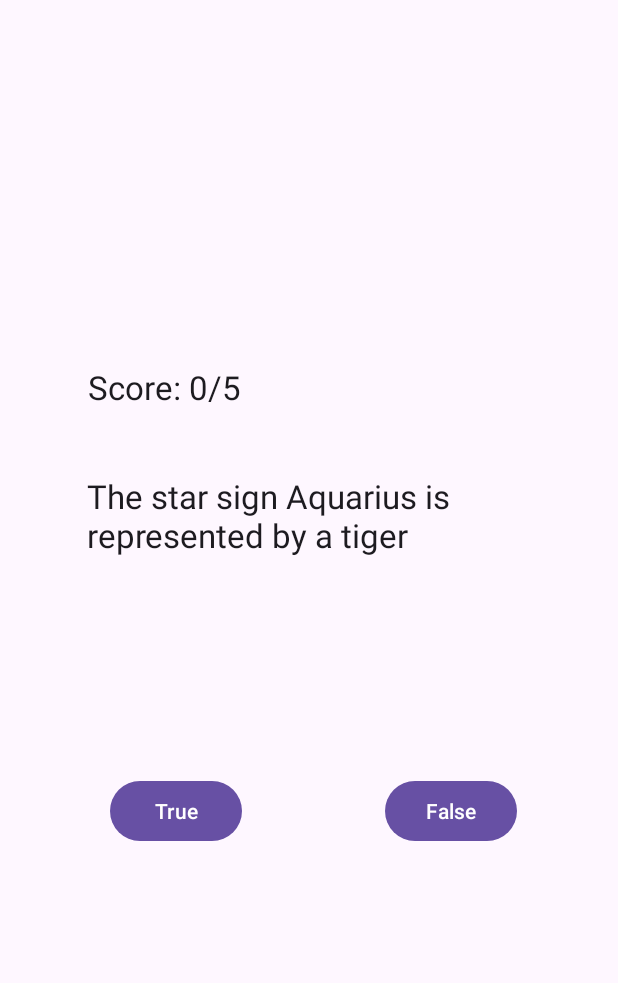
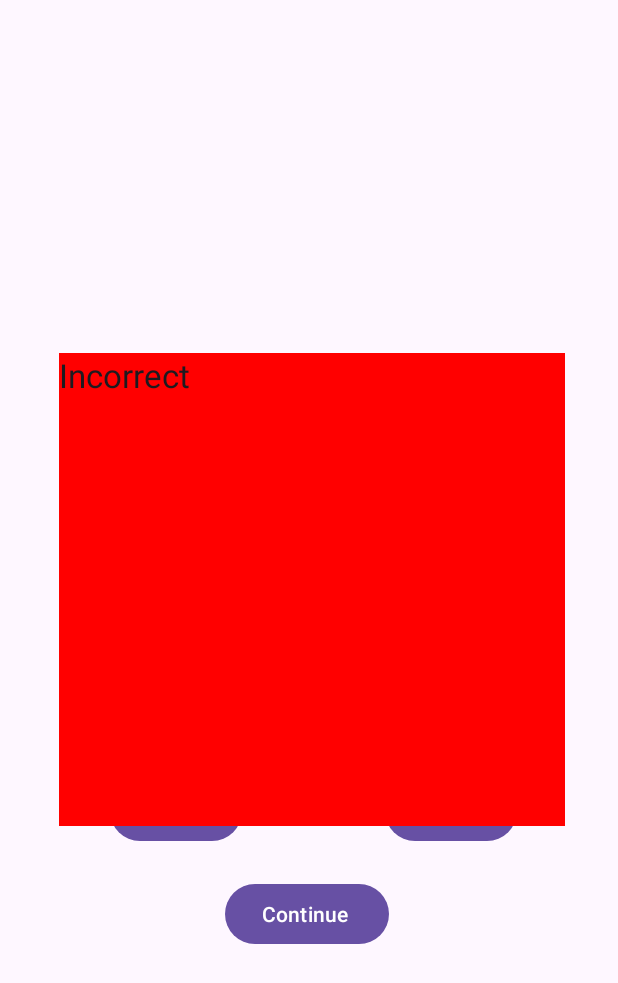
Before and after one commit to ben11norton/AndriodAppAssignment2, an Android app: the screen it shows after launch (MainActivity), after a tap on "False", on a phone screen of 412 x 824 dp. Shown: the top 983 px of the screen. Run offline under Robolectric (Android 15) with nearby library versions, the phone set to English and light mode, and no system bars; 3 other taps on this screen came first.

Commit message:
implementing quiz / game loop functionality with correct/incorrect answer pop ups

```diff
--- a/app/src/main/java/com/example/andriodappassignment2/MainActivity.kt
+++ b/app/src/main/java/com/example/andriodappassignment2/MainActivity.kt
@@ -31,14 +31,29 @@ class MainActivity : AppCompatActivity() {
         val answerTrueButton: Button = findViewById(R.id.answerTrueButton)
         val answerFalseButton: Button = findViewById(R.id.answerFalseButton)
         val answerDisplayMessage: TextView = findViewById(R.id.answerDisplayMessage)
+        val continueQuizButton: Button = findViewById(R.id.continueQuizButton)
+        val summaryPage: TextView = findViewById(R.id.summaryPage)
+        val restartQuiz: Button = findViewById(R.id.restartQuiz)
+
+        // setting our answer pop up for "Correct!" or "Incorrect" and continue button as hidden
         answerDisplayMessage.visibility = View.INVISIBLE
+        continueQuizButton.visibility = View.INVISIBLE
 
-        // delcaring our global user answer variables
-        var userHasAnsweredQuestion: Boolean = false
+        // setting our summaryPage and retake quiz button as hidden initially
+        summaryPage.visibility = View.INVISIBLE
+        restartQuiz.visibility = View.INVISIBLE
+
+        // keeping an index count of which question we are on
+        var questionIndex: Int = 0
+        // keeping track of our user's score with another counter
+        var scoreCounter: Int = 0
+
+        // declaring our global user answer variable
         var usersAnswer: Boolean = false
 
-        // declaring out 2 parllel arrays
+        // declaring out 2 parallel arrays
         // questionsArray = 5 true/false type questions
+        // Flashcard questions: add rerencing for questions (https://www.cosmopolitan.com/uk/entertainment/a32612392/best-true-false-quiz-questions/)
         val questionsArray: Array<String> = arrayOf(
             "The star sign Aquarius is represented by a tiger",
             "The Battle Of Hastings took place in 1066",
@@ -56,13 +71,50 @@ class MainActivity : AppCompatActivity() {
             false
         )
 
-        fun showQuizSummaryFunction(){
+        // SECTION FOR OUR FUNCTIONS
+
+        fun showSummaryPage(){
+            // here we should show all the questions and correct and incorrect answers
+            // show our summaryPage pop up
+            summaryPage.visibility = View.INVISIBLE
+            summaryPage.setBackgroundColor(Color.WHITE)
+            restartQuiz.visibility = View.VISIBLE
+
+            // first lets show our overall score
+            var summaryTextContent = "Score: ${scoreCounter}/5"
+
+            summaryPage.setText(summaryTextContent)
+        }
+
+        // our function to display each question in our array and keep track of the score
+        fun showFlashCards(indexCounter: Int){
+            // here we need to make sure the indexCounter is withing our range of questions
+            if(indexCounter < questionsArray.size){
+                // if it is then we show our question using our indexCounter
+
+                // 1. display our initial score text with our inital score count
+                var initialUserScore = "Score: ${scoreCounter}/5"
+                userScoreTextBox.setText(initialUserScore)
+
+                // 2. show the question in the question text box using our index counter
+                var questionToShow = questionsArray[indexCounter]
+                questionsTextBox.setText((questionToShow))
+
+                // 3. set out questionIndex to our indexCounter so that we can access the next question
+                // in the array the next time the function is called
+                questionIndex = indexCounter
+
+            } else{
+                // else we have shown all of our questions and it's time to show our summary page
+                showSummaryPage()
+            }
 
         }
 
         fun showCorrectAnswerPopUpMessage(){
-            // first we unhide our answerDisplayMessage text box
+            // first we unhide our answerDisplayMessage text box and continue button
             answerDisplayMessage.visibility = View.VISIBLE
+            continueQuizButton.visibility = View.VISIBLE
             // we give our answer message a green background :)
             answerDisplayMessage.setBackgroundColor(Color.GREEN)
             // then we set our text content to "Correct!"
@@ -70,75 +122,85 @@ class MainActivity : AppCompatActivity() {
         }
 
         fun showIncorrectAnswerPopUpMessage(){
-            // show our answer pop up
+            // first we unhide our answerDisplayMessage text box and continue button
             answerDisplayMessage.visibility = View.VISIBLE
-            // set our background to red
+            continueQuizButton.visibility = View.VISIBLE
+            // we give our answer message a red background
             answerDisplayMessage.setBackgroundColor(Color.RED)
-            // give our text content "Incorrect"
+            // then we set our text content to "Incorrect"
             answerDisplayMessage.setText("Incorrect")
         }
 
-        // Flashcard questions: add rerencing for questions (https://www.cosmopolitan.com/uk/entertainment/a32612392/best-true-false-quiz-questions/)
 
-        fun showFlashCards(){
-            // display our initial score text with our inital score count
-            var indexCounter: Int = 0
-            var scoreCounter: Int = 0
-            var initialUserScore = "Score: ${scoreCounter}/5"
-            userScoreTextBox.setText(initialUserScore)
+        // SECTION FOR OUR BUTTON ON CLICK FUNCTIONS:
 
-            // show our first question in our parallel array in our questions text box
-            questionsTextBox.setText(questionsArray[indexCounter]);
+        restartQuiz.setOnClickListener(){
+            // hide our summary page
+            summaryPage.visibility = View.INVISIBLE
+            restartQuiz.visibility = View.INVISIBLE
 
-            // if our user has clicked on one of the buttons then we can check their answer
-            if (userHasAnsweredQuestion){
-                // here we can access our correct answer to the question
-                // by using the same indexCounter from our questionsArray for our answersArray
-                // due to the arrays being parallel
-                var answerToQuestion = answersArray[indexCounter]
+            // reset our question counter
+            questionIndex = 0
+            // reset our score counter
+            scoreCounter = 0
 
-                if(answerToQuestion == usersAnswer){
-                    // if our users answer matches the correct answer
-                    // then we increase our scoreCounter to update our user score
-                    scoreCounter++
-                    // and we can then show our "Correct!" message
-                    showCorrectAnswerPopUpMessage()
+            // call our showFlashCards function with the reset question Index
+            showFlashCards(questionIndex)
+        }
 
-                } else{
-                    // else the user got the question wrong
-                    // so we leave our scoreCounter and show our "Incorrect" message
-                    showIncorrectAnswerPopUpMessage()
-                }
+        // here we add a onclick event listerner continue to the next question in the quiz
+        continueQuizButton.setOnClickListener {
+            // hide the answer pop up message and the continue button
+            answerDisplayMessage.visibility = View.INVISIBLE
+            continueQuizButton.visibility = View.INVISIBLE
 
-                // here we increment our indexCounter to move to the next question
-                indexCounter++
+            // continue quiz by incrementing the question index
+            // and then supplying the questionIndex back to our showFlashCards function
+            // to show the next set of questions
+            questionIndex++
+            showFlashCards(questionIndex)
+        }
 
-                // lastly we need to call our function again to continue our loop
-                // but only up until the last question in our array
-                // so while we are within our array size we recall our function
-                if (indexCounter < questionsArray.size){
-                    showFlashCards()
+        // give our true button an onclick event listener to set the user's answer to true
+        // and then check the user's answer against the correct answer
+        answerTrueButton.setOnClickListener(){
+            // if they click true then we set our usersAnswer to true
+            usersAnswer = true
 
-                } else {
-                    // else we call our showQuizSummaryFunction
-                    showQuizSummaryFunction()
-                }
+            var correctAnswer = answersArray[questionIndex]
+
+            if(usersAnswer == correctAnswer){
+                // if they got the answer correct then we increase the score
+                scoreCounter++
+                // then we show the correct pop up
+                showCorrectAnswerPopUpMessage()
+
+            } else{
+                // else we don't increase the score
+                // and show them the incorrect pop up message
+                showIncorrectAnswerPopUpMessage()
             }
         }
 
-        // giving our true or false answer buttons onclick event listeners to set
-        // the userHasAnsweredQuestion to true and usersAnswer to true or false
-        answerTrueButton.setOnClickListener(){
-            // if they click true then we set our usersAnswer to true
-            usersAnswer = true
-            // set our user has answered question boolean to true to continue to our next question
-            userHasAnsweredQuestion = true
-        }
-
+        // give our false button an onclick event listener to set the user's answer to false
+        // and then check the user's answer against the correct answer
         answerFalseButton.setOnClickListener(){
             // else if they click on false then we set our usersAnswer to false
             usersAnswer = false
-            userHasAnsweredQuestion = true
+
+            var correctAnswer = answersArray[questionIndex]
+
+            if(usersAnswer == correctAnswer){
+                // if they got the answer correct then we increase the score
+                scoreCounter++
+                // then we show the correct pop up
+                showCorrectAnswerPopUpMessage()
+
+            } else{
+                // else we don't increase the score
+                // and show them the incorrect pop up message
+                showIncorrectAnswerPopUpMessage()
+            }
         }
 
 
@@ -159,7 +221,9 @@ class MainActivity : AppCompatActivity() {
             answerFalseButton.visibility = View.VISIBLE
             // show our true or false answer buttons
             // then call our function to show our flashcard question section
-            showFlashCards()
+            // using our index of 0 to show our first question
+            var indexCounter: Int = 0
+            showFlashCards(indexCounter)
         }
 
 
--- a/app/src/main/res/layout/activity_main.xml
+++ b/app/src/main/res/layout/activity_main.xml
@@ -84,8 +84,8 @@
 
     <TextView
         android:id="@+id/answerDisplayMessage"
-        android:layout_width="290dp"
-        android:layout_height="306dp"
+        android:layout_width="337dp"
+        android:layout_height="315dp"
         android:text="TextView"
         android:textAppearance="@style/TextAppearance.AppCompat.Large"
         app:layout_constraintBottom_toBottomOf="parent"
@@ -96,4 +96,38 @@
         app:layout_constraintVertical_bias="0.463"
         tools:visibility="invisible" />
 
+    <Button
+        android:id="@+id/continueQuizButton"
+        android:layout_width="wrap_content"
+        android:layout_height="wrap_content"
+        android:text="Continue "
+        app:layout_constraintBottom_toBottomOf="parent"
+        app:layout_constraintEnd_toEndOf="parent"
+        app:layout_constraintHorizontal_bias="0.495"
+        app:layout_constraintStart_toStartOf="parent"
+        app:layout_constraintTop_toTopOf="parent"
+        app:layout_constraintVertical_bias="0.754" />
+
+    <TextView
+        android:id="@+id/summaryPage"
+        android:layout_width="390dp"
+        android:layout_height="453dp"
+        app:layout_constraintBottom_toBottomOf="parent"
+        app:layout_constraintEnd_toEndOf="parent"
+        app:layout_constraintStart_toStartOf="parent"
+        app:layout_constraintTop_toTopOf="parent"
+        app:layout_constraintVertical_bias="0.435" />
+
+    <Button
+        android:id="@+id/restartQuiz"
+        android:layout_width="wrap_content"
+        android:layout_height="wrap_content"
+        android:text="Retake Quiz"
+        app:layout_constraintBottom_toBottomOf="parent"
+        app:layout_constraintEnd_toEndOf="parent"
+        app:layout_constraintHorizontal_bias="0.498"
+        app:layout_constraintStart_toStartOf="parent"
+        app:layout_constraintTop_toTopOf="parent"
+        app:layout_constraintVertical_bias="0.855" />
+
 </androidx.constraintlayout.widget.ConstraintLayout>
```
